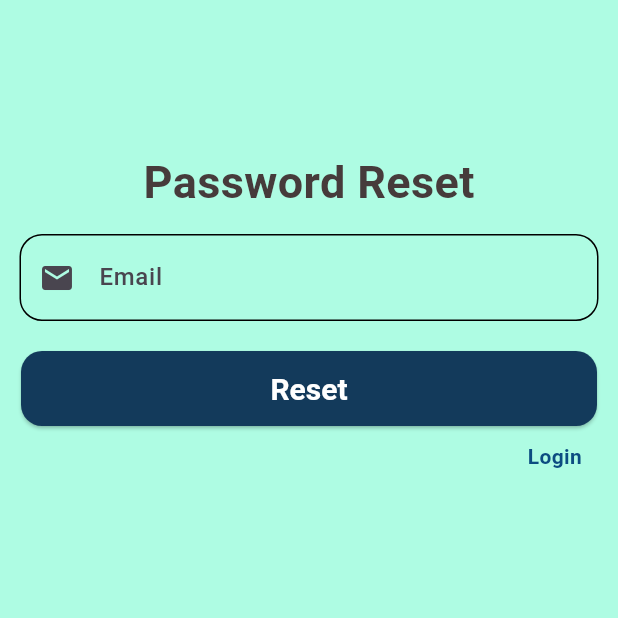
After one commit to kevin-dangol/Auth-System, a Flutter app: the screen it shows after launch, after a tap on "Forgot Password?", on a phone screen of 412 x 824 dp, the top half of it. The commit adds this screen. Run offline on Flutter 3.47's test engine with Material 3 defaults, Android fonts, the phone set to English and light mode, and no system bars; our stand-ins replace cloud_firestore, firebase_auth, firebase_core, image_picker; accounts and stored records are empty; key blocks and very long unbroken strings in the code were emptied for the run.

Commit message:
Added pfp & password reset

```diff
--- a/lib/screens/Authentication/authentication.dart
+++ b/lib/screens/Authentication/authentication.dart
@@ -11,7 +11,7 @@ class AuthScreen extends StatefulWidget {
 
 class _AuthScreenState extends State<AuthScreen> {
 
-  bool isLogin =  false;
+  bool isLogin =  true;
   void togglePage(){
     setState(() => isLogin = !isLogin );
   }
--- a/lib/screens/Authentication/login.dart
+++ b/lib/screens/Authentication/login.dart
@@ -1,6 +1,7 @@
 import 'package:basic_auth_app/Services/auth.dart';
 import 'package:basic_auth_app/constants/InputDecorations.dart';
 import 'package:basic_auth_app/constants/buttonDecorations.dart';
+import 'package:basic_auth_app/screens/Authentication/password_reset.dart';
 import 'package:flutter/gestures.dart';
 import 'package:flutter/material.dart';
 
@@ -21,6 +22,9 @@ class _LoginPageState extends State<LoginPage> {
   String email = '';
   String pass = '';
   String error = '';
+
+  // ignore: recursive_getters
+  Function get togglePage => togglePage;
 
   @override
   Widget build(BuildContext context) {
@@ -111,7 +115,26 @@ class _LoginPageState extends State<LoginPage> {
 
                   ),
 
-                  Text(error),
+                  Center(child: Text(error)),
+
+                  Padding(
+                    padding: const EdgeInsets.only(right: 10),
+                    child: GestureDetector(
+                      onTap: () {
+
+                        Navigator.push(context,
+                          MaterialPageRoute(builder: (context) {
+                            return PasswordReset(togglePage: widget.togglePage);
+                          })
+                        );
+
+                      },
+
+                      child: Text('Forgot Password?', style: TextStyle(color: const Color.fromARGB(255, 67, 65, 216)),),
+                    ),
+                  ),
+
+                  SizedBox(height: 20),
 
                   ElevatedButton(
 
@@ -124,7 +147,10 @@ class _LoginPageState extends State<LoginPage> {
 
                         } catch(e){
 
-                          debugPrint(e.toString());
+                          debugPrint('Error: $e');
+                          setState(() {
+                            error = 'An error occurred, please try again.';
+                          });
 
                         }
                       }
@@ -161,6 +187,7 @@ class _LoginPageState extends State<LoginPage> {
                       ),
                     ),
                   ),
+
                 ],
               ),
             ),
--- /dev/null
+++ b/lib/screens/Authentication/password_reset.dart
@@ -0,0 +1,150 @@
+import 'package:basic_auth_app/Services/auth.dart';
+import 'package:basic_auth_app/constants/InputDecorations.dart';
+import 'package:basic_auth_app/constants/buttonDecorations.dart';
+import 'package:basic_auth_app/screens/Authentication/authentication.dart';
+import 'package:flutter/material.dart';
+
+class PasswordReset extends StatefulWidget {
+
+  final Function togglePage;
+  const PasswordReset({super.key, required this.togglePage});
+
+  @override
+  State<PasswordReset> createState() => _PasswordResetState();
+}
+
+class _PasswordResetState extends State<PasswordReset> {
+
+  final FirebaseAuthServices auth = FirebaseAuthServices();
+  final _formKey = GlobalKey<FormState>();
+
+  String email = '';
+  String error = '';
+
+  @override
+  Widget build(BuildContext context) {
+
+    return Scaffold(
+      body: Column(
+        children: [
+
+          Center(
+            child: Padding(
+              padding: EdgeInsetsGeometry.directional(top: 100),
+              child: Text.rich(
+                TextSpan(
+                  text: 'Password Reset',
+                  style: TextStyle(
+                    fontSize: 30,
+                    fontWeight: FontWeight.bold,
+                    color: const Color.fromARGB(255, 70, 59, 59),
+                  ),
+                ),
+              ),
+            ),
+          ),
+
+          Form(
+
+            key: _formKey,
+
+            child: Padding(
+
+              padding: const EdgeInsets.all(14),
+
+              child: Column(
+
+                crossAxisAlignment: CrossAxisAlignment.end,
+
+                children: [
+
+                  TextFormField(
+
+                    decoration: singupInputdecoration(icon: Icons.mail, labelText: 'Email', hintText: 'JohnDoe@gmail.com'),
+
+                    onChanged: (value) {
+                      setState(() {
+                        email = value;
+                      });
+                    },
+
+                    validator: (value) {
+
+                      if(value == null || value.isEmpty){
+                        return 'Enter an Email.';
+                      }
+
+                      if(!RegExp(r"^[a-zA-Z0-9._%+-]+@[a-zA-Z0-9.-]+\.[a-zA-Z]{2,}$").hasMatch(value)){
+                        return 'Enter an valid email.';
+                      }
+
+                      return null;
+
+                    },
+
+                  ),
+
+                  Text(error),
+
+                  ElevatedButton(
+
+                    onPressed: () {
+                      if(_formKey.currentState!.validate()){
+                        try{
+
+                          dynamic result = auth.reserPassword(email);
+
+                          if(result){
+                            setState(() {
+                              error = 'Password Reset Link Sent.';
+                            });
+                          }
+
+                        } catch(e){
+
+                          debugPrint(e.toString());
+
+                        }
+                      }
+                    },
+
+                    style: signupButton(),
+
+                    child: Text(
+                      'Reset',
+                    ),
+                  ),
+
+                  SizedBox(height: 10),
+
+                  Padding(
+                    padding: const EdgeInsets.only(right: 10),
+                    child: GestureDetector(
+
+                      onTap: () {
+                        Navigator.push(context,
+                          MaterialPageRoute(builder: (context){
+                            return AuthScreen();
+                          })
+                        );
+                      },
+
+                      child: Text(
+                        'Login',
+                        style: TextStyle(
+                          color: const Color.fromARGB(255, 12, 76, 129),
+                          fontWeight: FontWeight.bold,
+                        ),
+                      ),
+                    ),
+                  ),
+
+                ],
+              ),
+            ),
+          ),
+        ],
+      ),
+    );
+  }
+}
--- a/pubspec.yaml
+++ b/pubspec.yaml
@@ -12,6 +12,7 @@ dependencies:
   firebase_core: ^4.7.0
   firebase_auth: ^6.4.0
   cloud_firestore: ^6.3.0
+  image_picker: ^1.2.2
 
 dev_dependencies:
   flutter_test:
```
Also changed, not shown: lib/Services/auth.dart (+26 -9 lines), lib/screens/home.dart (+158 -49 lines), pubspec.lock, 5 other files.
